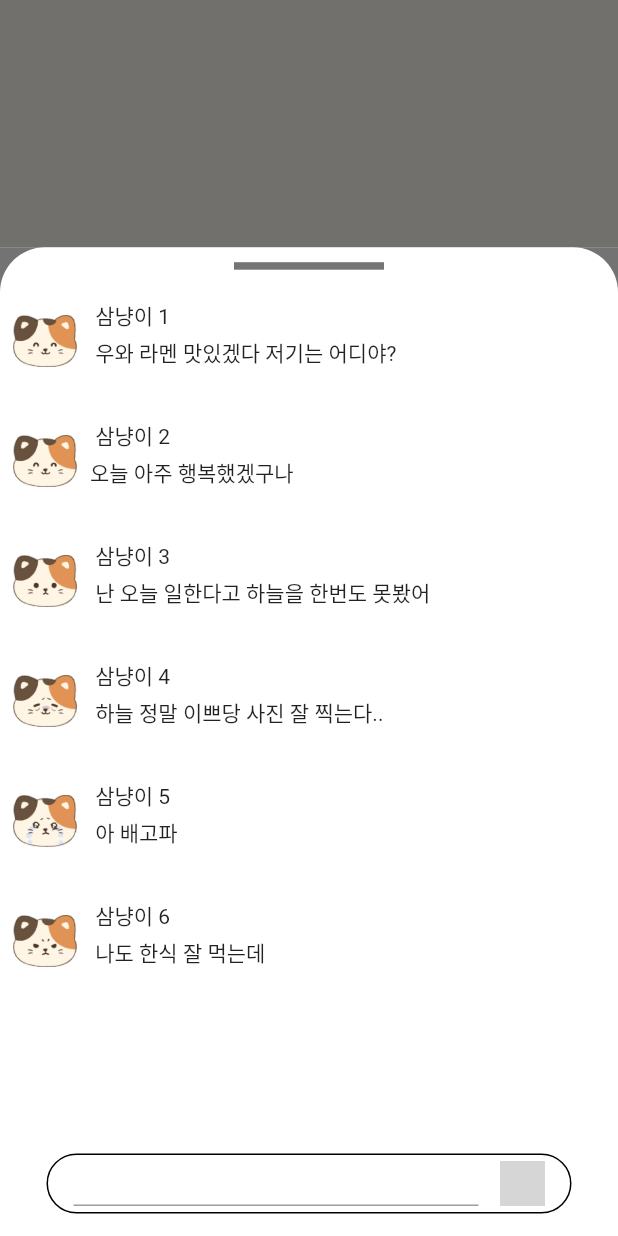
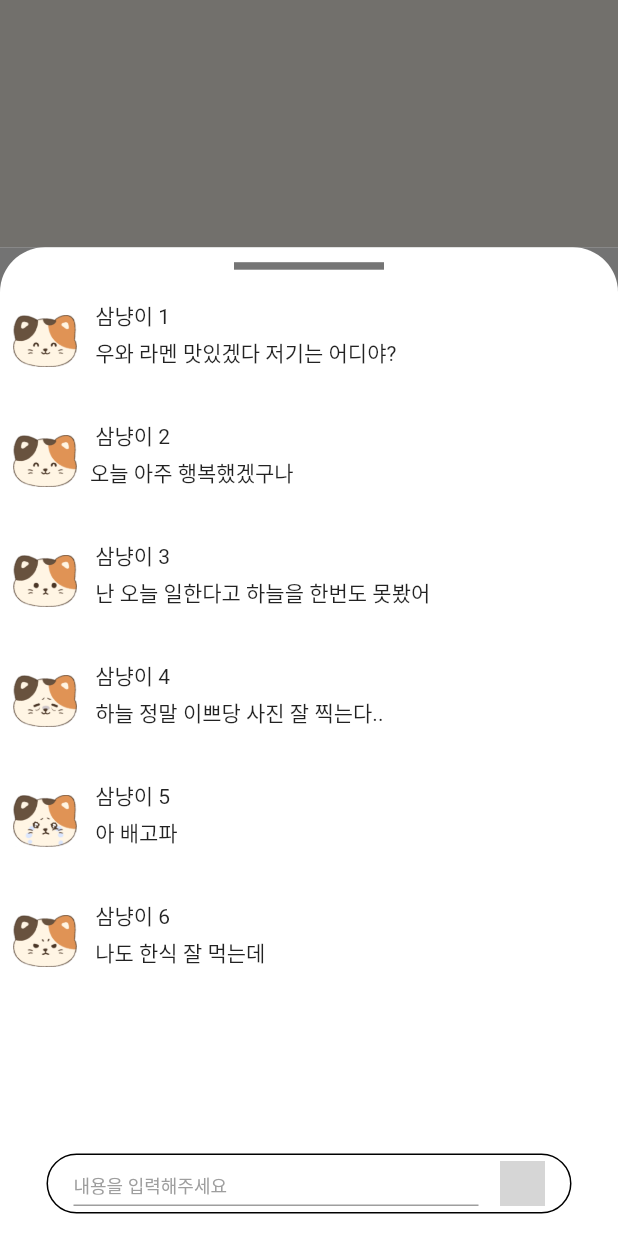
Before and after one commit to Emo-D-Project/Client1, a Flutter app: what plusDialog() shows on an empty page, opened directly, on a phone screen of 412 x 824 dp. Run offline on Flutter 3.47's test engine with Material 2 defaults, Android fonts, the phone set to English and light mode, and no system bars; our stand-ins replace audioplayers, fluttertoast, image_picker, permission_handler, table_calendar, timer_builder; missing offline and left inert: flutter_sound, kakao_flutter_sdk; grey boxes are pictures that could not be loaded.

Commit message:
[Flutter] 키보드 따라 올라가는 거 해결

```diff
--- a/lib/diaryshare.dart
+++ b/lib/diaryshare.dart
@@ -535,10 +535,13 @@ void plusDialog(BuildContext context) {
 
   showModalBottomSheet(
     context: context,
-    isScrollControlled: true,
+    isScrollControlled: true, // 키보드가 나타날 때 텍스트 필드가 상단으로 이동
     builder: (BuildContext context) {
-      //흰색 창
-      return Container(
+      return SingleChildScrollView(
+        child: Container(
+
+          //키보드가 나타날 때 텍스트 필드가 상단으로 이동
+          padding: EdgeInsets.only(bottom: MediaQuery.of(context).viewInsets.bottom),
           height: sizeY * 0.8,
           color: Color(0xFF737373),
           child: Container(
@@ -549,7 +552,6 @@ void plusDialog(BuildContext context) {
                 topRight: Radius.circular(30),
               ),
             ),
-
           child: Column(
             children: [
               Center(
@@ -822,7 +824,6 @@ void plusDialog(BuildContext context) {
                           Container(
                             height: 40,
                             width: 350,
-                            // padding: EdgeInsets.fromLTRB(0, 5, 0, 5),
                             decoration: BoxDecoration(
                               border: Border.all(
                                 color: Colors.black,
@@ -836,11 +837,16 @@ void plusDialog(BuildContext context) {
                                 Container(
                                   width: 280,
                                   height: 30,
-                                  padding: EdgeInsets.fromLTRB(10, 5, 0, 0),
+                                  padding: EdgeInsets.fromLTRB(10, 15, 0, 0),
                                   child: TextField(
                                     textAlign: TextAlign.left,
                                     style: TextStyle(
                                       color: Colors.grey,
+                                      fontSize: 12,
+                                    ),
+                                    decoration: InputDecoration(
+                                      hintText: '내용을 입력해주세요', // 힌트 텍스트 추가
+                                      hintStyle: TextStyle(color: Colors.grey),
                                     ),
                                   ),
                                 ),
@@ -866,6 +872,7 @@ void plusDialog(BuildContext context) {
             ],
           ),
           ),
+        ),
       );
     },
   );
```
Lines whose indentation alone changed are shown as unchanged.
